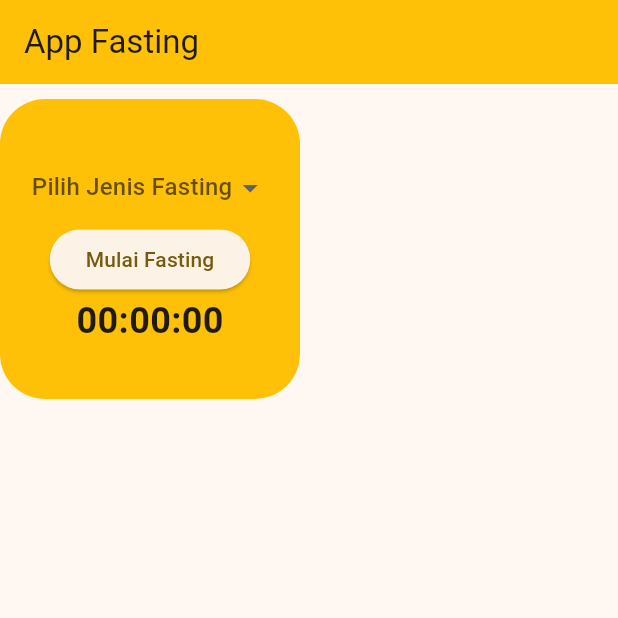
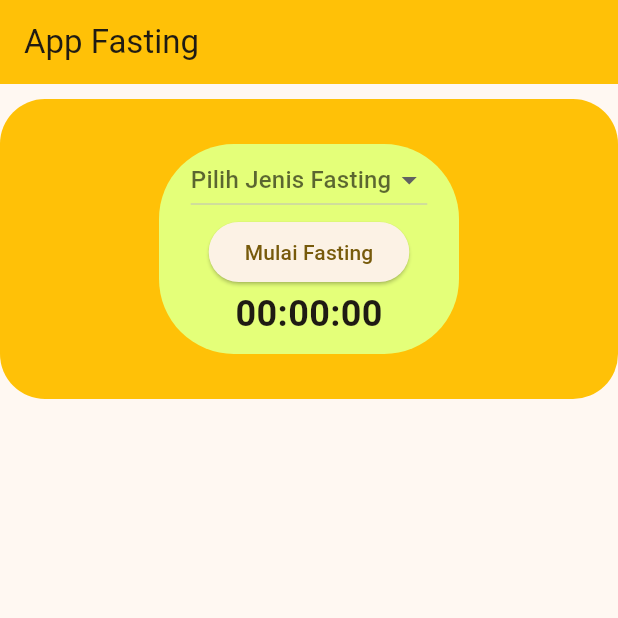
Before and after one commit to ilhamafandi21/soul-fast, a Flutter app: the screen it shows after launch, on a phone screen of 412 x 824 dp, the top half of it. Run offline on Flutter 3.47's test engine with Material 3 defaults, Android fonts, the phone set to English and light mode, and no system bars; our stand-ins replace shared_preferences.

Commit message:
10 12 2025

```diff
--- a/lib/pages/home/home.dart
+++ b/lib/pages/home/home.dart
@@ -50,15 +50,12 @@ class _HomeState extends State<Home> {
   @override
   Widget build(BuildContext context) {
     return Scaffold(
-      appBar: AppBar(
-        title: Text('App Fasting'),
-        backgroundColor: Colors.amber,
-      ),
+      appBar: AppBar(title: Text('App Fasting'), backgroundColor: Colors.amber),
       body: SafeArea(
         child: SingleChildScrollView(
           child: Container(
             height: 200,
-            width: 200,
+            width: double.infinity,
             margin: EdgeInsets.only(top: 10),
             decoration: BoxDecoration(
               color: Colors.amber,
@@ -67,7 +64,16 @@ class _HomeState extends State<Home> {
             child: Column(
               mainAxisAlignment: MainAxisAlignment.center,
               children: [
-                DropdownButton(
+                Container(
+                  height: 140,
+                  width: 200,
+                  decoration: BoxDecoration(
+                    color: const Color.fromARGB(255, 228, 255, 121),
+                    borderRadius: BorderRadius.circular(50)
+                  ),
+                  child: Column(
+                    children: [
+                      DropdownButton(
                   value: selectedFasting,
                   hint: Text('Pilih Jenis Fasting'),
                   items: variantFasting,
@@ -94,6 +100,9 @@ class _HomeState extends State<Home> {
                       : formatTime(durationFasting),
                   style: TextStyle(fontSize: 24, fontWeight: FontWeight.bold),
                 ),
+                    ],
+                  ),
+                )
               ],
             ),
           ),
```
